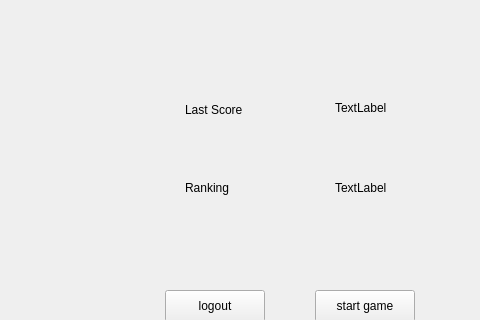
Before: the Qt Designer form DemoQT/A3/gameboard.ui in OliviaCheng99/flappy_birds, drawn with Qt 5; both pictures show x 105 to 585 and y 0 to 320 of the 884 by 651 pixel window.
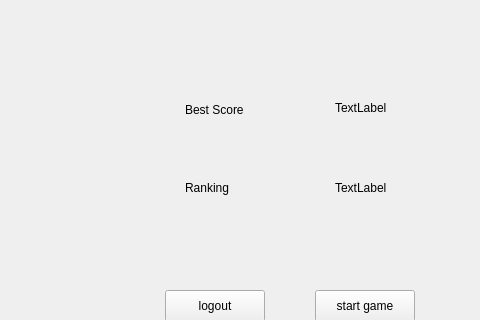
After: the same form once the commit is applied.

Diff of the .ui file:
```diff
--- a/DemoQT/A3/gameboard.ui
+++ b/DemoQT/A3/gameboard.ui
@@ -23,7 +23,7 @@
     </rect>
    </property>
    <property name="text">
-    <string>Last Score</string>
+    <string>Best Score</string>
    </property>
   </widget>
   <widget class="QLabel" name="rankingLabel">
```
Left out of the diff: 8 changed lines with no effect on the pictures.
